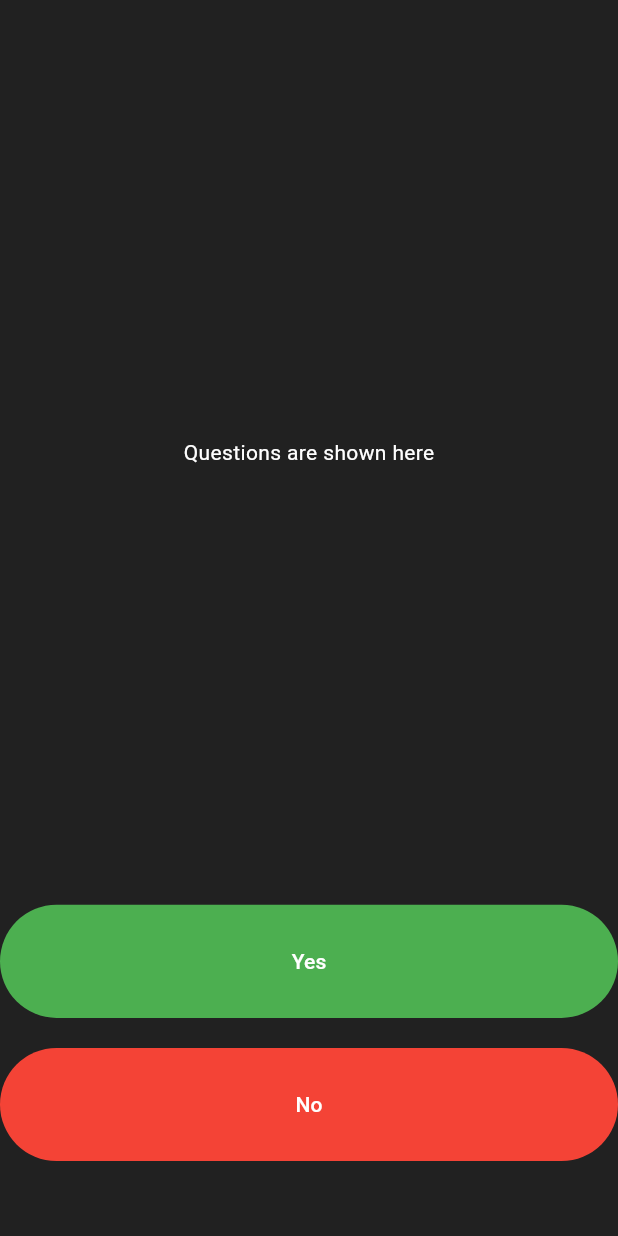
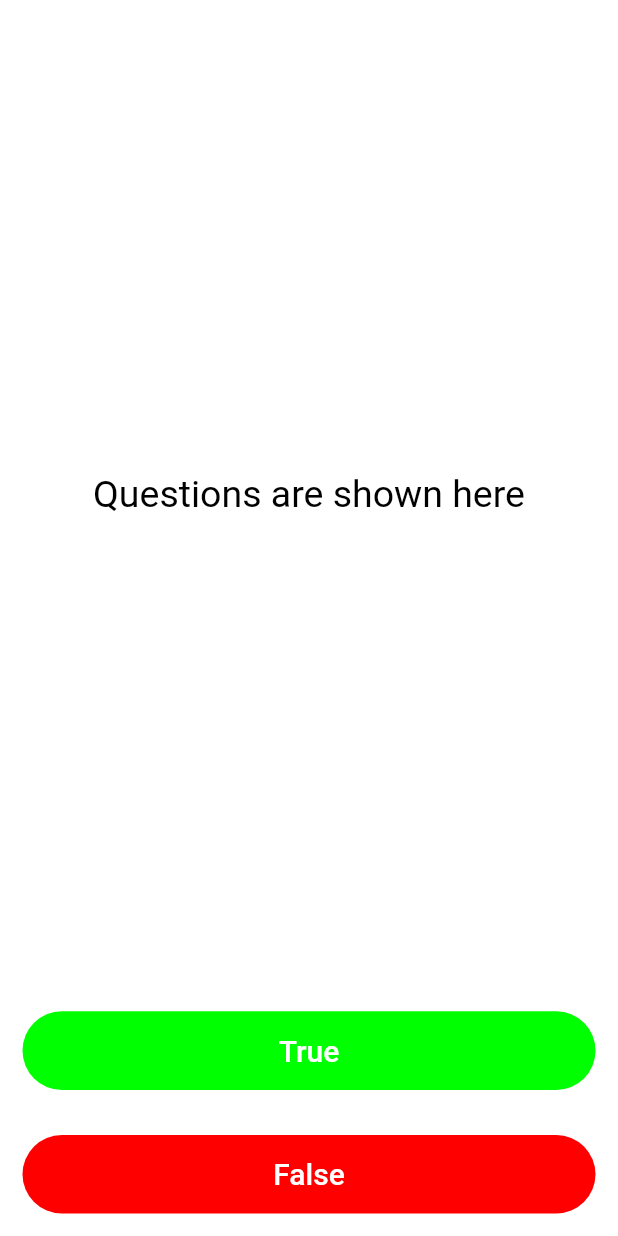
Before and after one commit to sharjeelmazhar/quizzler, a Flutter app: the screen it shows after launch, on a phone screen of 412 x 824 dp. Run offline on Flutter 3.47's test engine with Material 2 defaults, Android fonts, the phone set to English and light mode, and no system bars.

Commit message:
Implemented light/dark theme, added app icon for android & ios, changed app buildID and name

```diff
--- a/lib/main.dart
+++ b/lib/main.dart
@@ -1,4 +1,6 @@
 import 'package:flutter/material.dart';
+import 'package:quizzler/themes/dark_theme.dart';
+import 'package:quizzler/themes/light_theme.dart';
 import 'package:quizzler/views/home_page.dart';
 
 void main() {
@@ -13,10 +15,8 @@ class MyApp extends StatelessWidget {
   Widget build(BuildContext context) {
     return MaterialApp(
       title: 'Flutter Demo',
-      theme: ThemeData(
-        // colorScheme: ColorScheme.fromSeed(seedColor: Colors.deepPurple),
-        useMaterial3: true,
-      ),
+      theme: lightTheme,
+      darkTheme: darkTheme,
       home: const HomePage(),
     );
   }
--- /dev/null
+++ b/lib/themes/dark_theme.dart
@@ -0,0 +1,13 @@
+import 'package:flutter/material.dart';
+
+ThemeData darkTheme = ThemeData(
+  brightness: Brightness.dark,
+  textTheme: const TextTheme(
+    bodyMedium: TextStyle(color: Colors.white, fontSize: 25),
+  ),
+  colorScheme: ColorScheme.dark(
+    background: Colors.black,
+    primary: Colors.grey.shade900,
+    secondary: Colors.grey.shade300,
+  ),
+);
--- /dev/null
+++ b/lib/themes/light_theme.dart
@@ -0,0 +1,13 @@
+import 'package:flutter/material.dart';
+
+ThemeData lightTheme = ThemeData(
+  textTheme: const TextTheme(
+    bodyMedium: TextStyle(color: Colors.black, fontSize: 25),
+  ),
+  brightness: Brightness.light,
+  colorScheme: ColorScheme.light(
+    background: Colors.white,
+    primary: Colors.grey.shade900,
+    secondary: Colors.black,
+  ),
+);
--- a/lib/views/home_page.dart
+++ b/lib/views/home_page.dart
@@ -5,58 +5,71 @@ class HomePage extends StatelessWidget {
   @override
   Widget build(BuildContext context) {
     return Scaffold(
-      backgroundColor: Colors.grey.shade900,
+      backgroundColor: Theme.of(context).colorScheme.background,
       body: SafeArea(
         child: Column(
-          mainAxisAlignment: MainAxisAlignment.center,
-          // crossAxisAlignment: CrossAxisAlignment.center,
+          mainAxisAlignment: MainAxisAlignment.spaceBetween,
+          crossAxisAlignment: CrossAxisAlignment.stretch,
           children: [
             const Expanded(
               flex: 8,
               child: Center(
                 child: Text(
                   'Questions are shown here',
-                  style: TextStyle(color: Colors.white),
+                  // style: TextStyle(color: Colors.white, fontSize: 20),
                 ),
               ),
             ),
             Expanded(
-              child: TextButton(
-                style: TextButton.styleFrom(
-                  backgroundColor: Colors.green, // Background Color
-                ),
-                // style: const ButtonStyle(textStyle: TextStyle(color: Colors.red)),
-                // onPressed: () => print('Yes pressed'),
-                // onLongPress: () => print('Yes long pressed'),
-                onPressed: null,
-                child: const Center(
-                  child: Text(
-                    'Yes',
-                    style: TextStyle(color: Colors.white),
+              child: Padding(
+                padding: const EdgeInsets.all(15.0),
+                child: ElevatedButton(
+                  style: ElevatedButton.styleFrom(
+                    shadowColor: const Color.fromRGBO(0, 255, 0, 1),
+                    elevation: 0,
+                    backgroundColor: const Color.fromARGB(255, 0, 255, 0),
+                    shape: RoundedRectangleBorder(
+                      borderRadius: BorderRadius.circular(30.0),
+                    ),
                   ),
+                  child: const Text(
+                    'True',
+                    style: TextStyle(
+                      color: Colors.white,
+                      fontSize: 20.0,
+                    ),
+                  ),
+                  onPressed: () {
+                    //The user picked true.
+                  },
                 ),
               ),
             ),
-            const SizedBox(
-              height: 20,
-            ),
             Expanded(
-              child: TextButton(
-                style: TextButton.styleFrom(
-                  backgroundColor: Colors.red, // Background Color
-                ),
-                onPressed: null,
-                child: const Center(
-                  child: Text(
-                    'No',
-                    style: TextStyle(color: Colors.white),
+              child: Padding(
+                padding: const EdgeInsets.all(15.0),
+                child: ElevatedButton(
+                  style: ElevatedButton.styleFrom(
+                    shadowColor: const Color.fromRGBO(255, 0, 0, 1),
+                    elevation: 0,
+                    backgroundColor: const Color.fromARGB(255, 255, 0, 0),
+                    shape: RoundedRectangleBorder(
+                      borderRadius: BorderRadius.circular(30.0),
+                    ),
                   ),
+                  child: const Text(
+                    'False',
+                    style: TextStyle(
+                      color: Colors.white,
+                      fontSize: 20.0,
+                    ),
+                  ),
+                  onPressed: () {
+                    //The user picked true.
+                  },
                 ),
               ),
             ),
-            const SizedBox(
-              height: 50,
-            )
           ],
         ),
       ),
```
Also changed, not shown: 45 other files.
